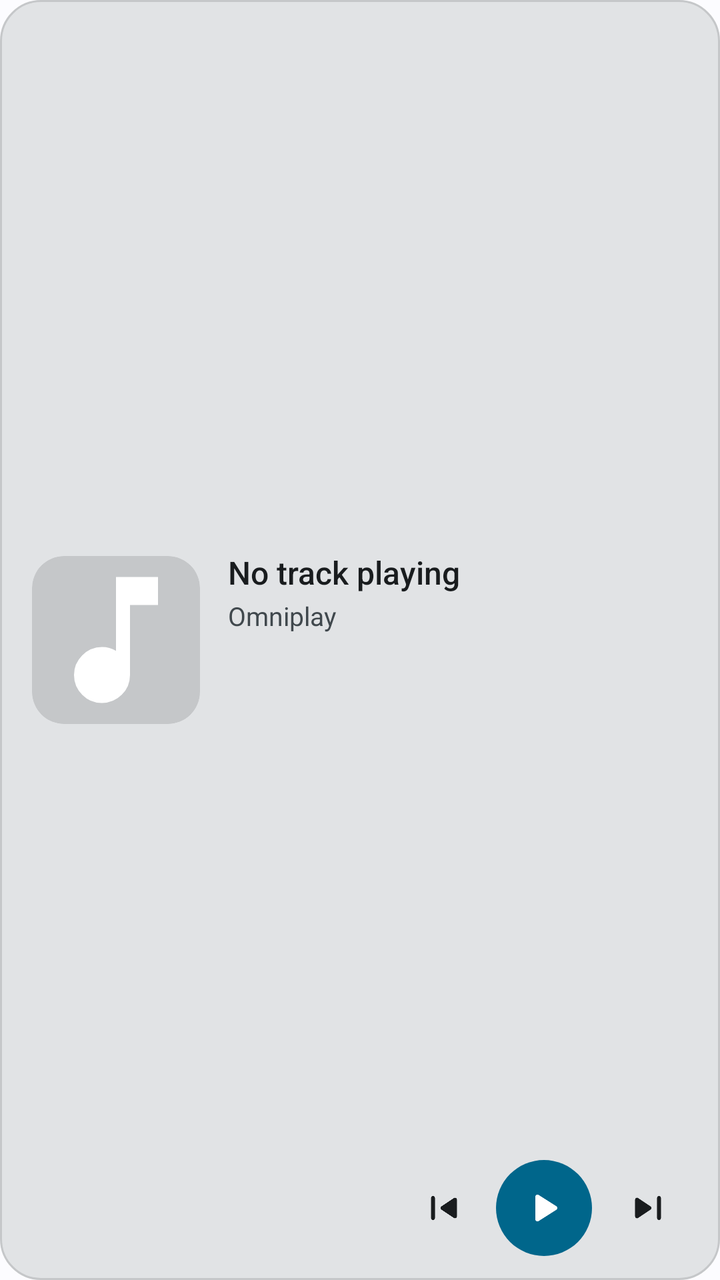
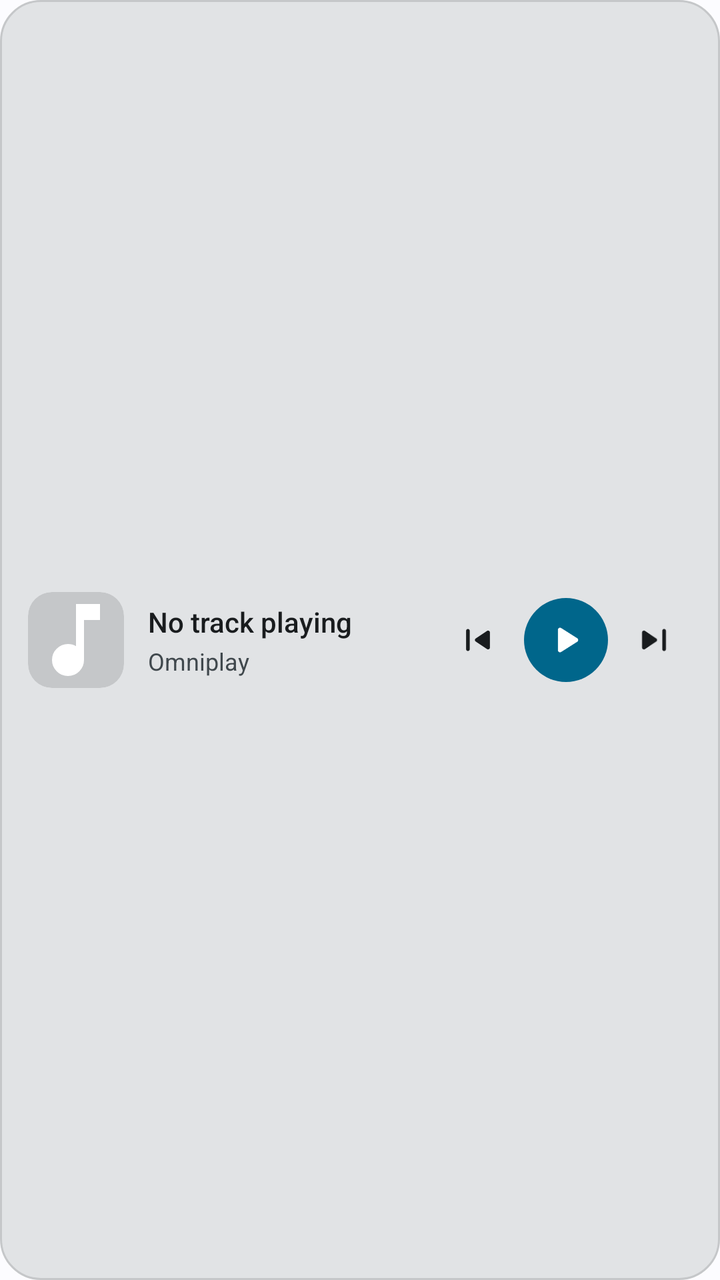

Two renders of the same Android screen: before a commit and after it. Below are the layout's source before the change and the commit's diff.
<!-- AndroidManifest.xml: application theme Theme.Omniplay -->
<!-- res/layout/widget_omniplay.xml -->
<?xml version="1.0" encoding="utf-8"?>
<LinearLayout xmlns:android="http://schemas.android.com/apk/res/android"
    android:id="@+id/widget_root"
    android:layout_width="match_parent"
    android:layout_height="match_parent"
    android:background="@drawable/bg_widget"
    android:gravity="center_vertical"
    android:orientation="horizontal"
    android:paddingStart="16dp"
    android:paddingTop="12dp"
    android:paddingEnd="16dp"
    android:paddingBottom="12dp">

    
    <ImageView
        android:id="@+id/widget_album_art"
        android:layout_width="84dp"
        android:layout_height="84dp"
        android:background="@drawable/bg_widget_art"
        android:clipToOutline="true"
        android:contentDescription="@string/show_album_art_in_playlist"
        android:scaleType="centerCrop"
        android:src="@drawable/ic_music_note" />

    
    <LinearLayout
        android:layout_width="0dp"
        android:layout_height="match_parent"
        android:layout_marginStart="14dp"
        android:layout_weight="1"
        android:gravity="center_vertical"
        android:orientation="vertical">

        
        <LinearLayout
            android:layout_width="match_parent"
            android:layout_height="0dp"
            android:layout_weight="1"
            android:gravity="center_vertical"
            android:orientation="vertical">

            <TextView
                android:id="@+id/widget_title"
                android:layout_width="match_parent"
                android:layout_height="wrap_content"
                android:ellipsize="marquee"
                android:fontFamily="sans-serif-medium"
                android:singleLine="true"
                android:text="@string/widget_no_track"
                android:textColor="@color/text_primary"
                android:textSize="16sp" />

            <TextView
                android:id="@+id/widget_artist"
                android:layout_width="match_parent"
                android:layout_height="wrap_content"
                android:layout_marginTop="2dp"
                android:ellipsize="end"
                android:singleLine="true"
                android:text="@string/app_name"
                android:textColor="@color/text_secondary"
                android:textSize="13sp" />
        </LinearLayout>

        
        <LinearLayout
            android:layout_width="wrap_content"
            android:layout_height="wrap_content"
            android:layout_gravity="end"
            android:gravity="center_vertical"
            android:orientation="horizontal">

            <ImageButton
                android:id="@+id/widget_btn_prev"
                android:layout_width="40dp"
                android:layout_height="40dp"
                android:background="?android:attr/selectableItemBackgroundBorderless"
                android:contentDescription="@string/skip_previous"
                android:padding="8dp"
                android:scaleType="fitCenter"
                android:src="@drawable/ic_skip_previous"
                android:tint="@color/text_primary" />

            <ImageButton
                android:id="@+id/widget_btn_play_pause"
                android:layout_width="48dp"
                android:layout_height="48dp"
                android:layout_marginStart="6dp"
                android:layout_marginEnd="6dp"
                android:background="@drawable/bg_widget_play_btn"
                android:contentDescription="@string/play"
                android:padding="11dp"
                android:scaleType="fitCenter"
                android:src="@drawable/ic_play"
                android:tint="@color/on_primary" />

            <ImageButton
                android:id="@+id/widget_btn_next"
                android:layout_width="40dp"
                android:layout_height="40dp"
                android:layout_marginStart="2dp"
                android:background="?android:attr/selectableItemBackgroundBorderless"
                android:contentDescription="@string/skip_next"
                android:padding="8dp"
                android:scaleType="fitCenter"
                android:src="@drawable/ic_skip_next"
                android:tint="@color/text_primary" />
        </LinearLayout>
    </LinearLayout>
</LinearLayout>
<!-- resources referenced by this layout -->
<resources>
  <color name="on_primary">#FFFFFF</color>
  <color name="text_primary">#1D1B20</color>
  <color name="text_secondary">#49454F</color>
  <!-- drawable bg_widget (drawable) -->
  <?xml version="1.0" encoding="utf-8"?>
  <shape xmlns:android="http://schemas.android.com/apk/res/android"
      android:shape="rectangle">
      <solid android:color="@color/surface_container" />
      <corners android:radius="20dp" />
      <stroke
          android:width="1dp"
          android:color="@color/surface_container_high" />
  </shape>
  <!-- drawable bg_widget_art (drawable) -->
  <?xml version="1.0" encoding="utf-8"?>
  <shape xmlns:android="http://schemas.android.com/apk/res/android"
      android:shape="rectangle">
      <corners android:radius="16dp" />
      <solid android:color="@color/surface_container_high" />
  </shape>
  <!-- drawable bg_widget_play_btn (drawable) -->
  <?xml version="1.0" encoding="utf-8"?>
  <ripple xmlns:android="http://schemas.android.com/apk/res/android"
      android:color="?android:attr/colorControlHighlight">
      <item>
          <shape android:shape="oval">
              <solid android:color="@color/primary_accent" />
          </shape>
      </item>
  </ripple>
  <!-- drawable ic_music_note (drawable) -->
  <vector xmlns:android="http://schemas.android.com/apk/res/android"
      android:width="24dp"
      android:height="24dp"
      android:viewportWidth="24"
      android:viewportHeight="24">
      <path
          android:fillColor="@android:color/white"
          android:pathData="M7.18,19.83Q6,18.65 6,17T7.18,14.18T10,13q0.58,0 1.06,0.14T12,13.55V3h6V7H14V17q0,1.65 -1.17,2.82T10,21T7.18,19.83Z" />
  </vector>
  <!-- drawable ic_play (drawable) -->
  <vector xmlns:android="http://schemas.android.com/apk/res/android"
      android:width="36dp"
      android:height="36dp"
      android:viewportWidth="960"
      android:viewportHeight="960">
      <path
          android:fillColor="#FFFFFFFF"
          android:pathData="M320,687L320,273Q320,256 332,244.5Q344,233 360,233Q365,233 370.5,234.5Q376,236 381,239L707,446Q716,452 720.5,461Q725,470 725,480Q725,490 720.5,499Q716,508 707,514L381,721Q376,724 370.5,725.5Q365,727 360,727Q344,727 332,715.5Q320,704 320,687Z" />
  </vector>
  <string name="app_name">Omniplay</string>
  <string name="play">Play</string>
  <string name="show_album_art_in_playlist">Show album art in queue</string>
  <string name="skip_next">Next Track</string>
  <string name="skip_previous">Previous Track</string>
  <string name="widget_no_track">No track playing</string>
  <color name="surface_container">#F3EDF7</color>
  <color name="surface_container_high">#ECE6F0</color>
  <color name="primary_accent">#65558F</color>
  <color name="theme_tone_primary_container">#E8DEF8</color>
  <color name="theme_tone_on_primary_container">#210F47</color>
  <color name="surface_dark">#FEF7FF</color>
  <color name="background_dark">#FEF7FF</color>
  <color name="surface_container_highest">#E6E0E9</color>
  <color name="text_tertiary">#79747E</color>
  <color name="badge_stroke">#CAC4D0</color>
  <style name="Widget.Omniplay.PopupMenu" parent="Widget.Material3.PopupMenu">
          <item name="android:popupBackground">@drawable/bg_popup_menu_card</item>
      </style>
  <style name="BottomSheetStyle" parent="Widget.Material3.BottomSheet.Modal">
          <item name="android:background">@android:color/transparent</item>
      </style>
  <!-- drawable bg_popup_menu_card (drawable) -->
  <?xml version="1.0" encoding="utf-8"?>
  <shape xmlns:android="http://schemas.android.com/apk/res/android"
      android:shape="rectangle">
      <corners android:radius="16dp" />
      <solid android:color="?attr/colorSurfaceContainerHigh" />
      <stroke
          android:width="1dp"
          android:color="?attr/colorOutlineVariant" />
      <padding
          android:left="4dp"
          android:top="8dp"
          android:right="4dp"
          android:bottom="8dp" />
  </shape>
  <!-- unchanged entries left out for length: 4 -->
</resources>

<!-- the commit's change to res/layout/widget_omniplay.xml (unified diff, before → after) -->
@@ -6,16 +6,16 @@
     android:background="@drawable/bg_widget"
     android:gravity="center_vertical"
     android:orientation="horizontal"
-    android:paddingStart="16dp"
-    android:paddingTop="12dp"
-    android:paddingEnd="16dp"
-    android:paddingBottom="12dp">
+    android:paddingStart="14dp"
+    android:paddingTop="8dp"
+    android:paddingEnd="14dp"
+    android:paddingBottom="8dp">
 
     
     <ImageView
         android:id="@+id/widget_album_art"
-        android:layout_width="84dp"
-        android:layout_height="84dp"
+        android:layout_width="48dp"
+        android:layout_height="48dp"
         android:background="@drawable/bg_widget_art"
         android:clipToOutline="true"
         android:contentDescription="@string/show_album_art_in_playlist"
@@ -25,86 +25,76 @@
     
     <LinearLayout
         android:layout_width="0dp"
-        android:layout_height="match_parent"
-        android:layout_marginStart="14dp"
+        android:layout_height="wrap_content"
+        android:layout_marginStart="12dp"
+        android:layout_marginEnd="8dp"
         android:layout_weight="1"
         android:gravity="center_vertical"
         android:orientation="vertical">
 
-        
-        <LinearLayout
+        <TextView
+            android:id="@+id/widget_title"
             android:layout_width="match_parent"
-            android:layout_height="0dp"
-            android:layout_weight="1"
-            android:gravity="center_vertical"
-            android:orientation="vertical">
+            android:layout_height="wrap_content"
+            android:ellipsize="marquee"
+            android:fontFamily="sans-serif-medium"
+            android:singleLine="true"
+            android:text="@string/widget_no_track"
+            android:textColor="@color/text_primary"
+            android:textSize="14sp" />
 
-            <TextView
-                android:id="@+id/widget_title"
-                android:layout_width="match_parent"
-                android:layout_height="wrap_content"
-                android:ellipsize="marquee"
-                android:fontFamily="sans-serif-medium"
-                android:singleLine="true"
-                android:text="@string/widget_no_track"
-                android:textColor="@color/text_primary"
-                android:textSize="16sp" />
+        <TextView
+            android:id="@+id/widget_artist"
+            android:layout_width="match_parent"
+            android:layout_height="wrap_content"
+            android:layout_marginTop="2dp"
+            android:ellipsize="end"
+            android:singleLine="true"
+            android:text="@string/app_name"
+            android:textColor="@color/text_secondary"
+            android:textSize="12sp" />
+    </LinearLayout>
 
-            <TextView
-                android:id="@+id/widget_artist"
-                android:layout_width="match_parent"
-                android:layout_height="wrap_content"
-                android:layout_marginTop="2dp"
-                android:ellipsize="end"
-                android:singleLine="true"
-                android:text="@string/app_name"
-                android:textColor="@color/text_secondary"
-                android:textSize="13sp" />
-        </LinearLayout>
+    
+    <LinearLayout
+        android:layout_width="wrap_content"
+        android:layout_height="wrap_content"
+        android:gravity="center_vertical"
+        android:orientation="horizontal">
 
-        
-        <LinearLayout
-            android:layout_width="wrap_content"
-            android:layout_height="wrap_content"
-            android:layout_gravity="end"
-            android:gravity="center_vertical"
-            android:orientation="horizontal">
+        <ImageButton
+            android:id="@+id/widget_btn_prev"
+            android:layout_width="38dp"
+            android:layout_height="38dp"
+            android:background="?android:attr/selectableItemBackgroundBorderless"
+            android:contentDescription="@string/skip_previous"
+            android:padding="8dp"
+            android:scaleType="fitCenter"
+            android:src="@drawable/ic_skip_previous"
+            android:tint="@color/text_primary" />
 
-            <ImageButton
-                android:id="@+id/widget_btn_prev"
-                android:layout_width="40dp"
-                android:layout_height="40dp"
-                android:background="?android:attr/selectableItemBackgroundBorderless"
-                android:contentDescription="@string/skip_previous"
-                android:padding="8dp"
-                android:scaleType="fitCenter"
-                android:src="@drawable/ic_skip_previous"
-                android:tint="@color/text_primary" />
+        <ImageButton
+            android:id="@+id/widget_btn_play_pause"
+            android:layout_width="42dp"
+            android:layout_height="42dp"
+            android:layout_marginStart="4dp"
+            android:layout_marginEnd="4dp"
+            android:background="@drawable/bg_widget_play_btn"
+            android:contentDescription="@string/play"
+            android:padding="9dp"
+            android:scaleType="fitCenter"
+            android:src="@drawable/ic_play"
+            android:tint="@color/on_primary" />
 
-            <ImageButton
-                android:id="@+id/widget_btn_play_pause"
-                android:layout_width="48dp"
-                android:layout_height="48dp"
-                android:layout_marginStart="6dp"
-                android:layout_marginEnd="6dp"
-                android:background="@drawable/bg_widget_play_btn"
-                android:contentDescription="@string/play"
-                android:padding="11dp"
-                android:scaleType="fitCenter"
-                android:src="@drawable/ic_play"
-                android:tint="@color/on_primary" />
-
-            <ImageButton
-                android:id="@+id/widget_btn_next"
-                android:layout_width="40dp"
-                android:layout_height="40dp"
-                android:layout_marginStart="2dp"
-                android:background="?android:attr/selectableItemBackgroundBorderless"
-                android:contentDescription="@string/skip_next"
-                android:padding="8dp"
-                android:scaleType="fitCenter"
-                android:src="@drawable/ic_skip_next"
-                android:tint="@color/text_primary" />
-        </LinearLayout>
+        <ImageButton
+            android:id="@+id/widget_btn_next"
+            android:layout_width="38dp"
+            android:layout_height="38dp"
+            android:background="?android:attr/selectableItemBackgroundBorderless"
+            android:contentDescription="@string/skip_next"
+            android:padding="8dp"
+            android:scaleType="fitCenter"
+            android:src="@drawable/ic_skip_next"
+            android:tint="@color/text_primary" />
     </LinearLayout>
 </LinearLayout>
<!-- resource entries referenced after the edit -->
@@ -17,7 +17,7 @@
   <?xml version="1.0" encoding="utf-8"?>
   <shape xmlns:android="http://schemas.android.com/apk/res/android"
       android:shape="rectangle">
-      <corners android:radius="16dp" />
+      <corners android:radius="12dp" />
       <solid android:color="@color/surface_container_high" />
   </shape>
   <!-- drawable bg_widget_play_btn (drawable) -->
